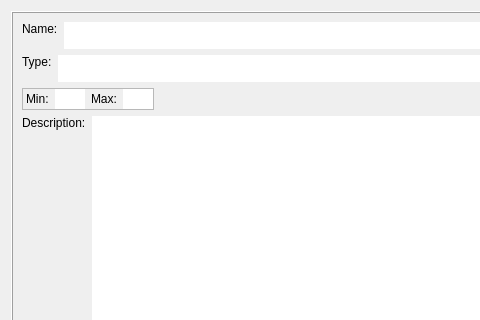
First picture: the form in src/View/infowidget.ui, repository MatteoMazzotti0/EngineChart, before the edit; both pictures show x 0 to 480 and y 0 to 320 of the 656 by 496 pixel window.
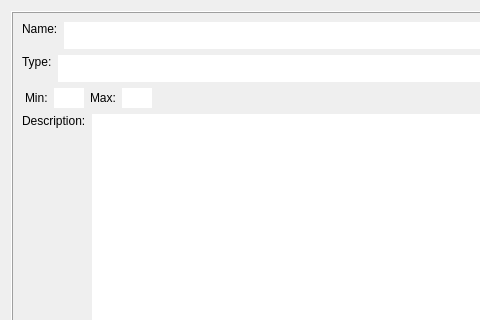
Second picture: the form after the edit.

Patch:
```diff
--- a/src/View/infowidget.ui
+++ b/src/View/infowidget.ui
@@ -410,10 +410,13 @@
       <item row="2" column="0" alignment="Qt::AlignLeft">
        <widget class="QFrame" name="minMaxLayout">
         <property name="frameShape">
-         <enum>QFrame::StyledPanel</enum>
+         <enum>QFrame::Shape::NoFrame</enum>
         </property>
         <property name="frameShadow">
-         <enum>QFrame::Raised</enum>
+         <enum>QFrame::Shadow::Raised</enum>
+        </property>
+        <property name="lineWidth">
+         <number>0</number>
         </property>
         <layout class="QHBoxLayout" name="horizontalLayout_7">
          <property name="spacing">
```
Left out of the diff: 66 changed lines with no effect on the pictures.
